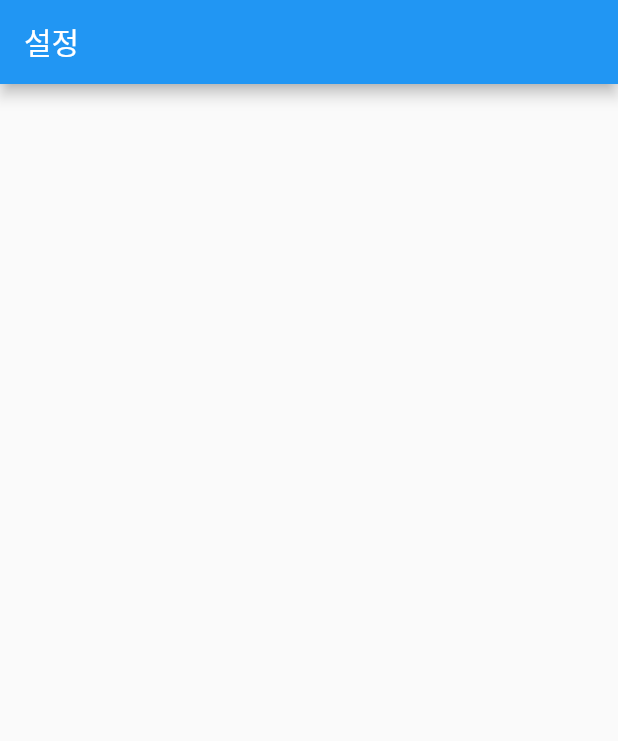
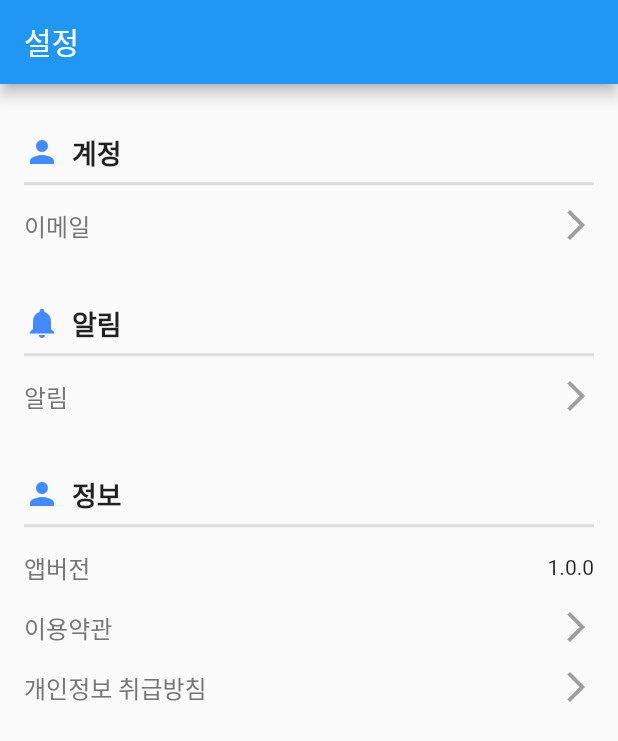
Before and after one commit to bonjin-app/CarPlanApplication, a Flutter app: the SettingScreen screen opened directly, on a phone screen of 412 x 824 dp. Shown: the top 741 px of the screen. Run offline on Flutter 3.47's test engine with Material 2 defaults, Android fonts, the phone set to English and light mode, and no system bars; network calls fail.

Commit message:
설정 화면 추가.

```diff
--- a/lib/screens/setting/components/body.dart
+++ b/lib/screens/setting/components/body.dart
@@ -8,6 +8,96 @@ class Body extends StatefulWidget {
 class _BodyState extends State<Body> {
   @override
   Widget build(BuildContext context) {
-    return Container();
+    return Container(
+      padding: EdgeInsets.symmetric(horizontal: 16),
+      child: ListView(
+        children: [
+          _buildItemHeader(Icons.person, "계정"),
+          _buildItemOption(
+            "이메일",
+            Icon(
+              Icons.arrow_forward_ios,
+              color: Colors.grey,
+            ),
+          ),
+          _buildItemHeader(Icons.notifications, "알림"),
+          _buildItemOption(
+            "알림",
+            Icon(
+              Icons.arrow_forward_ios,
+              color: Colors.grey,
+            ),
+          ),
+          _buildItemHeader(Icons.person, "정보"),
+          _buildItemOption(
+            "앱버전",
+            Text("1.0.0"),
+          ),
+          _buildItemOption(
+            "이용약관",
+            Icon(
+              Icons.arrow_forward_ios,
+              color: Colors.grey,
+            ),
+          ),
+          _buildItemOption(
+            "개인정보 취급방침",
+            Icon(
+              Icons.arrow_forward_ios,
+              color: Colors.grey,
+            ),
+          ),
+        ],
+      ),
+    );
+  }
+
+  Widget _buildItemHeader(IconData iconData, String title) {
+    return Column(
+      children: [
+        SizedBox(
+          height: 32,
+        ),
+        Row(
+          children: [
+            Icon(
+              iconData,
+              color: Colors.blueAccent,
+            ),
+            SizedBox(
+              width: 8,
+            ),
+            Text(
+              title,
+              style: TextStyle(fontSize: 18, fontWeight: FontWeight.bold),
+            ),
+          ],
+        ),
+        Divider(
+          height: 15,
+          thickness: 2,
+        ),
+      ],
+    );
+  }
+
+  Widget _buildItemOption(String title, Widget widget) {
+    return Container(
+      padding: const EdgeInsets.symmetric(vertical: 8),
+      child: Row(
+        mainAxisAlignment: MainAxisAlignment.spaceBetween,
+        children: [
+          Text(
+            title,
+            style: TextStyle(
+              fontSize: 16,
+              fontWeight: FontWeight.w500,
+              color: Colors.grey[600],
+            ),
+          ),
+          widget,
+        ],
+      ),
+    );
   }
 }
```
